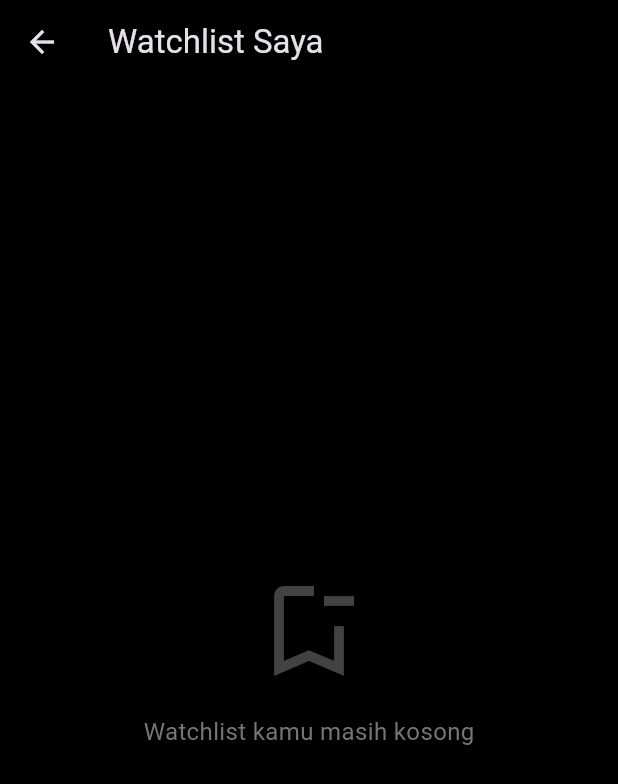
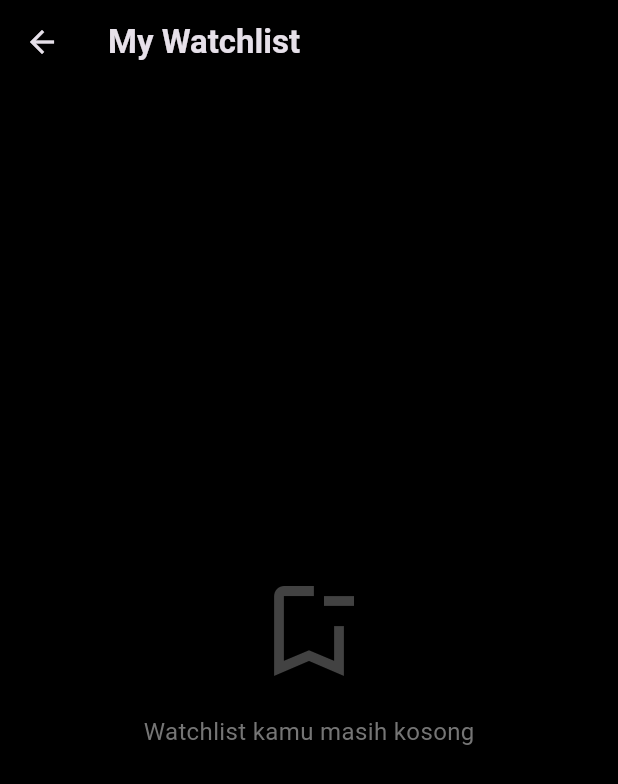
Before and after one commit to BenediktusG/MovieWatchlist, a Flutter app: the WatchlistPage screen opened directly, on a phone screen of 412 x 824 dp. Shown: the top 784 px of the screen. Run offline on Flutter 3.47's test engine with Material 3 defaults, Android fonts, the phone set to English and light mode, and no system bars; our stand-ins replace cloud_firestore, firebase_auth, firebase_core, firebase_messaging, flutter_dotenv; accounts and stored records are empty; network calls fail.

Commit message:
refactor watchlist_page

```diff
--- a/lib/pages/watchlist_page.dart
+++ b/lib/pages/watchlist_page.dart
@@ -47,7 +47,10 @@ class _WatchlistPageState extends State<WatchlistPage> {
 
     return Scaffold(
       appBar: AppBar(
-        title: const Text('Watchlist Saya'),
+        title: const Text(
+          'My Watchlist',
+          style: TextStyle(fontWeight: FontWeight.bold),
+        ),
         backgroundColor: Colors.black,
         elevation: 0,
       ),
```
